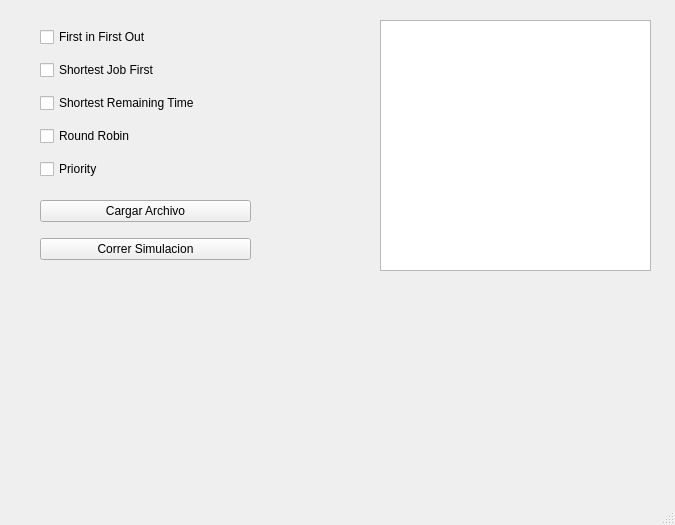
Qt form sincronizacion_calendarizacion/schedulingwindow.ui (chuy-zip/PROYECTO3_SISTOS) before a commit.
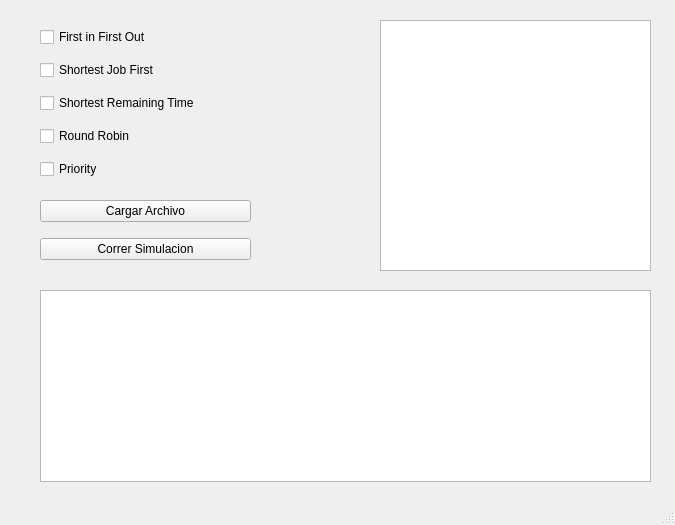
The same form after that commit.

```diff
--- a/sincronizacion_calendarizacion/schedulingwindow.ui
+++ b/sincronizacion_calendarizacion/schedulingwindow.ui
@@ -97,6 +97,16 @@
      </rect>
     </property>
    </widget>
+   <widget class="QGraphicsView" name="graphicsView">
+    <property name="geometry">
+     <rect>
+      <x>40</x>
+      <y>290</y>
+      <width>611</width>
+      <height>192</height>
+     </rect>
+    </property>
+   </widget>
   </widget>
   <widget class="QMenuBar" name="menubar">
    <property name="geometry">
```
